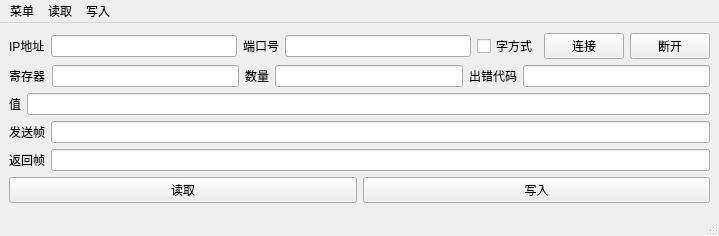
Old version of the form mainwindow.ui in the repository xiapeng01/MC.
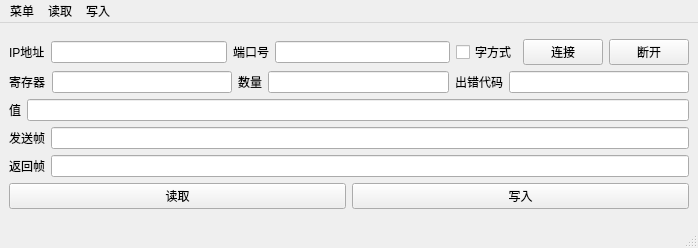
New version of the form.

```diff
--- a/mainwindow.ui
+++ b/mainwindow.ui
@@ -6,8 +6,8 @@
    <rect>
     <x>0</x>
     <y>0</y>
-    <width>719</width>
-    <height>236</height>
+    <width>698</width>
+    <height>248</height>
    </rect>
   </property>
   <property name="windowTitle">
@@ -166,7 +166,7 @@
     <rect>
      <x>0</x>
      <y>0</y>
-     <width>719</width>
+     <width>698</width>
      <height>22</height>
     </rect>
    </property>
```
